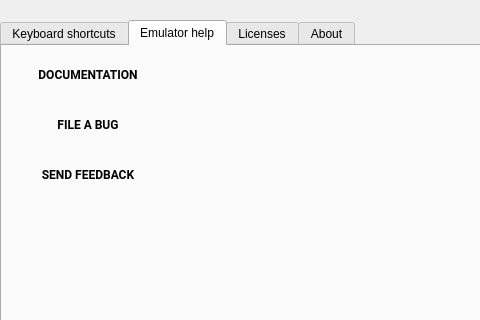
First picture: the form in android/android-emu/android/skin/qt/extended-pages/help-page.ui, repository aosp-mirror/platform_external_qemu, before the edit; both pictures show x 0 to 480 and y 0 to 320 of the 622 by 580 pixel window.
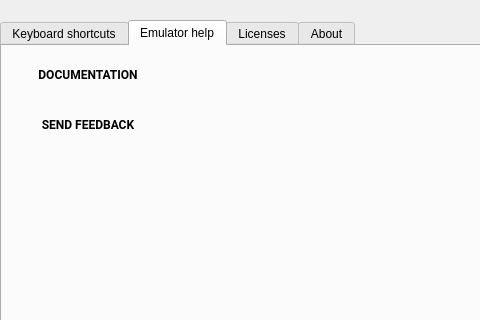
Second picture: the form after the edit. The open tabs and pages were chosen to show the change. Custom widgets are drawn as their Qt base class.

```diff
--- a/android/android-emu/android/skin/qt/extended-pages/help-page.ui
+++ b/android/android-emu/android/skin/qt/extended-pages/help-page.ui
@@ -128,43 +128,11 @@
       <bool>false</bool>
      </property>
     </widget>
-    <widget class="RaisedMaterialButton" name="help_fileBug">
-     <property name="geometry">
-      <rect>
-       <x>20</x>
-       <y>60</y>
-       <width>132</width>
-       <height>36</height>
-      </rect>
-     </property>
-     <property name="font">
-      <font>
-       <family>Roboto</family>
-       <weight>75</weight>
-       <bold>true</bold>
-      </font>
-     </property>
-     <property name="styleSheet">
-      <string notr="true"/>
-     </property>
-     <property name="text">
-      <string>FILE A BUG</string>
-     </property>
-     <property name="flat">
-      <bool>true</bool>
-     </property>
-     <property name="ColorGroup" stdset="0">
-      <string>Button</string>
-     </property>
-     <property name="report_metrics" stdset="0">
-      <bool>false</bool>
-     </property>
-    </widget>
     <widget class="RaisedMaterialButton" name="help_sendFeedback">
      <property name="geometry">
       <rect>
        <x>20</x>
-       <y>110</y>
+       <y>60</y>
        <width>132</width>
        <height>36</height>
       </rect>
```
Left out of the diff: 1 changed line with no effect on the pictures.
